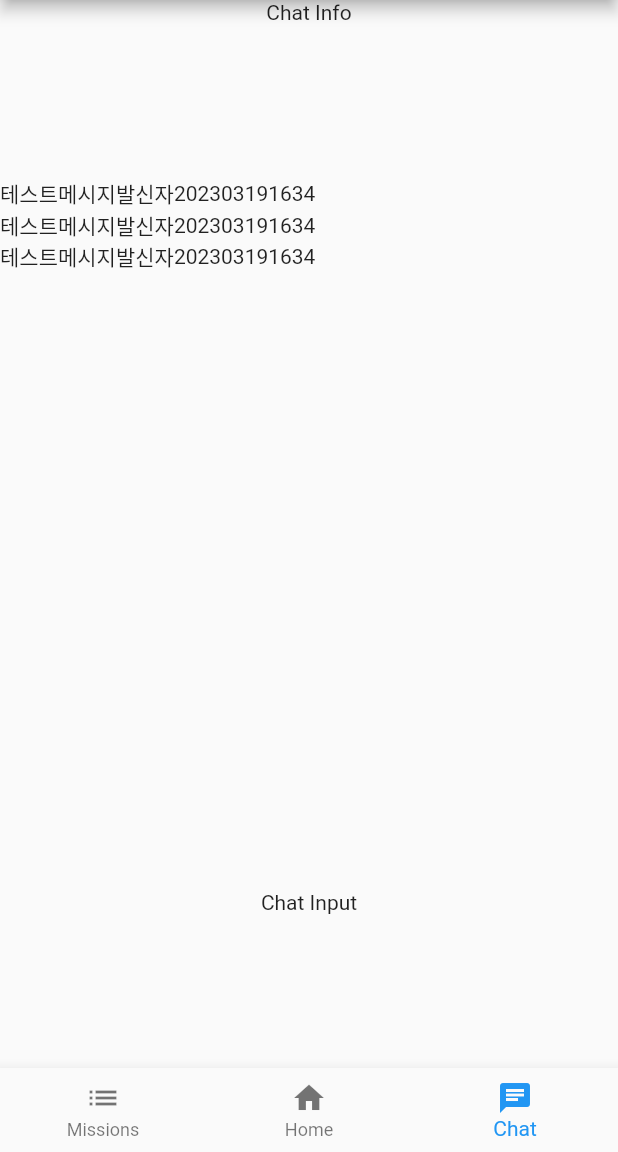
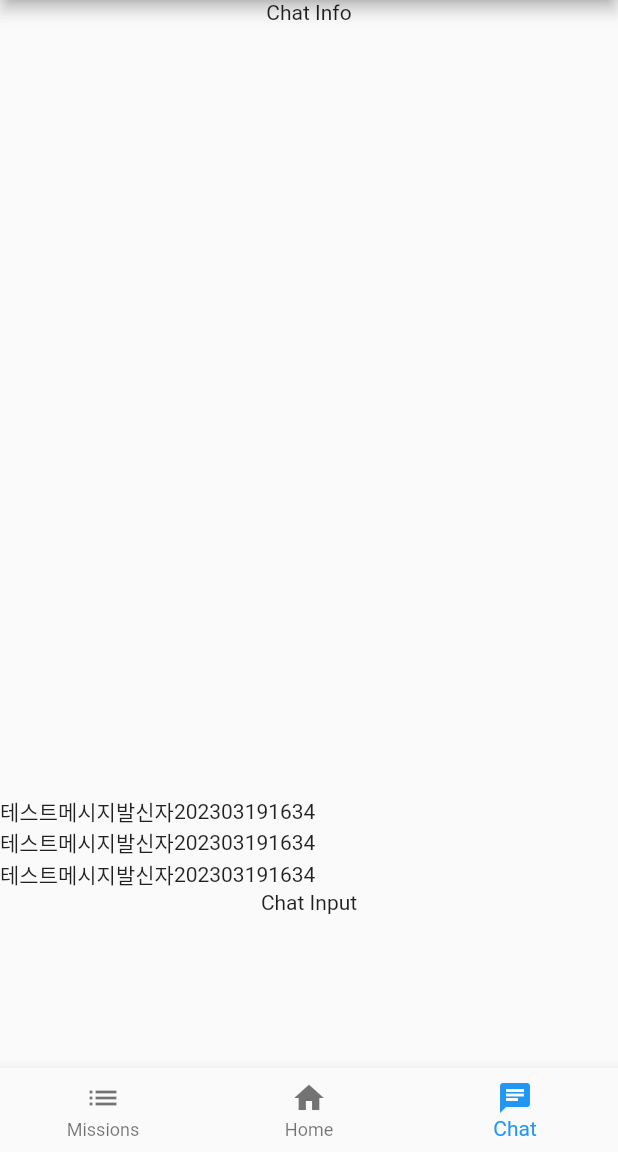
Before and after one commit to GDSC-CAU/Wiro-Flutter-App, a Flutter app: the screen it shows once a user with an empty profile is signed in, item 3 of the bottom bar chosen, on a phone screen of 412 x 824 dp, the part 84-1236 px from its top. Run offline on Flutter 3.47's test engine with Material 2 defaults, Android fonts, the phone set to English and light mode, and no system bars; our stand-ins replace firebase_auth, firebase_core, google_sign_in; accounts and stored records are empty; generated files the repository leaves out were written again.

Commit message:
Update ChatPage : Adjusted ChatHistory Alignment

```diff
--- a/lib/pages/Chat.dart
+++ b/lib/pages/Chat.dart
@@ -53,6 +53,8 @@ class _ChatHistoryState extends State<ChatHistory> {
     chatList.add(chatData);
     chatList.add(chatData);
     return Column(
+      mainAxisSize: MainAxisSize.max,
+      mainAxisAlignment: MainAxisAlignment.end,
       children: () {
         final List<Widget> chatItemList = [];
         for (var chatItem in chatList){
```
